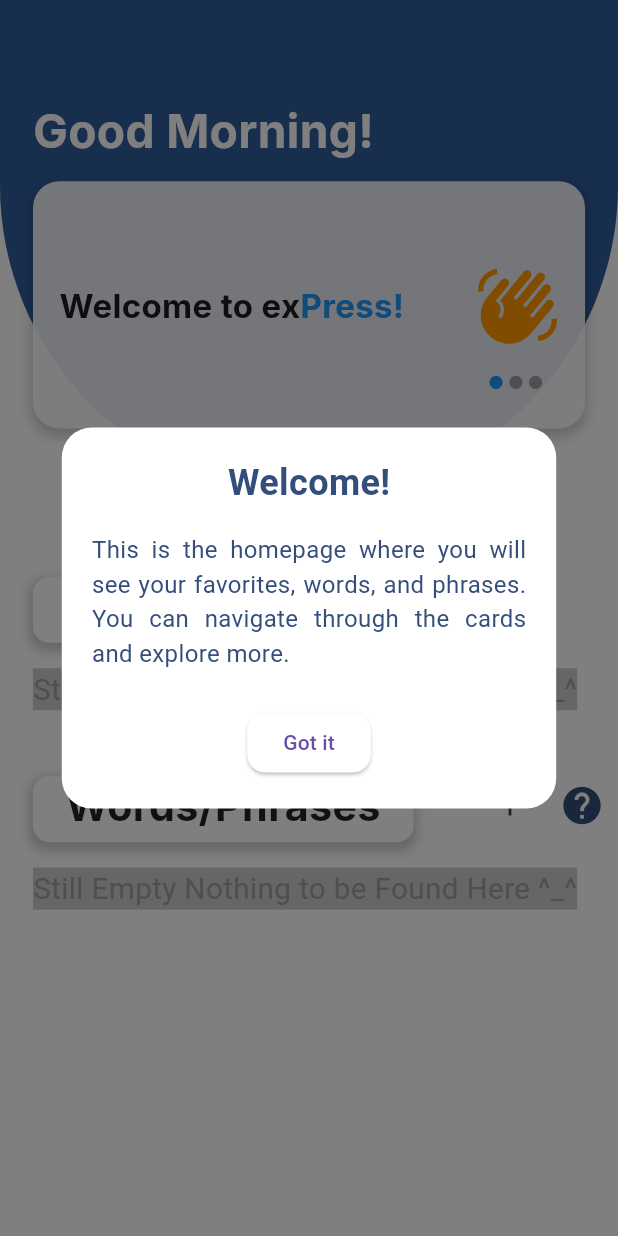
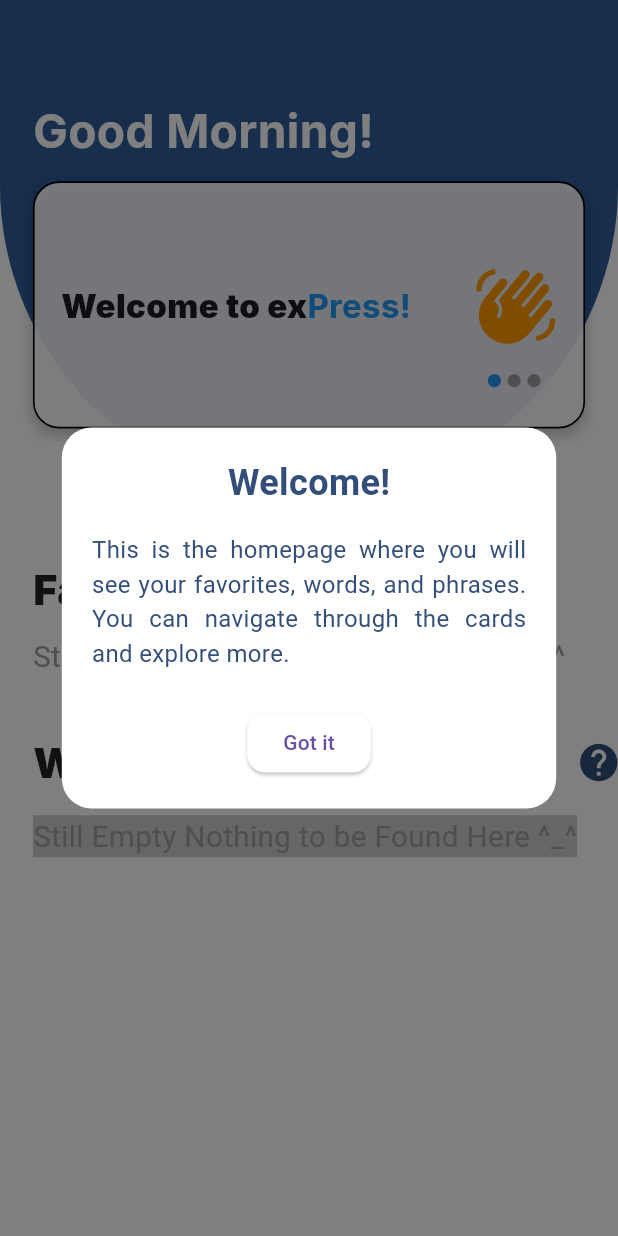
Before and after one commit to IverDumalag/express, a Flutter app: the Home screen opened directly, on a phone screen of 412 x 824 dp. Run offline on Flutter 3.47's test engine with Material 3 defaults, Android fonts, the phone set to English and light mode, and no system bars; our stand-ins replace audioplayers, flutter_tts, permission_handler, shared_preferences, speech_to_text, sqflite and 1 more; missing offline and left inert: string_similarity; accounts and stored records are empty.

Commit message:
new changes

```diff
--- a/flutter_express/lib/1_home/page_home.dart
+++ b/flutter_express/lib/1_home/page_home.dart
@@ -211,9 +211,8 @@
                           padding: EdgeInsets.symmetric(horizontal: 20 * scale),
                           child: Container(
                           margin: EdgeInsets.only(top: 10 * scale),
-                            color: Colors.grey.withOpacity(0.5),
                           child: Text(
-                              'Still Empty Nothing to be Found Here ^_^',
+                            'Still empty, nothing to be found here ^_^',
                             style: TextStyle(
                             fontSize: 18 * scale,
                             color: Colors.grey,
@@ -236,15 +235,20 @@
                 Row(
                   children: [
                     _buildSectionTitle("Words/Phrases", scale),
-                    Spacer(),
-                    IconButton(
+                    Padding(
+                      padding: EdgeInsets.only(left: 50 * scale), // Adjust the left padding as needed
+                      child: IconButton(
                         icon: Icon(Icons.add),
                         onPressed: () => _showAddPhraseDialog(context),
                       ),
-                    HelpIconWidget(
+                    ),
+                    Padding(
+                      padding: EdgeInsets.only(left: 10 * scale), // Adjust the left padding as needed
+                      child: HelpIconWidget(
                         helpTitle: 'How to Use',
                         helpText:
                             'This is the homepage where you will see your favorites, words, and phrases. You can navigate through the cards and explore more.',
+                      ),
                     ),
                   ],
                 ),
@@ -292,6 +296,7 @@
     );
   }
 
+
   Widget _buildHeader(double scale) {
     return Container(
       height: 300 * scale,
@@ -327,6 +332,10 @@
               decoration: BoxDecoration(
               color: Colors.white.withOpacity(0.9),
               borderRadius: BorderRadius.circular(16 * scale),
+              border: Border.all(
+                color: Colors.black,
+                width: 1 * scale,
+              ),
               boxShadow: [
                 BoxShadow(
                 color: Colors.black.withOpacity(0.2),
@@ -347,8 +356,8 @@
                     },
                     children: [
                       _buildSlide('Welcome to ex', 'Press!', scale),
-                      _buildSlide('Discover', 'New Features!', scale),
-                      _buildSlide('Stay', 'Connected!', scale),
+                      _buildSlide('Discover', 'Our Features!', scale),
+                      _buildSlide('Have', 'Fun!', scale),
                     ],
                   ),
                   Positioned(
@@ -385,7 +394,7 @@
   Widget _buildSlide(String text1, String text2, double scale) {
     return GestureDetector(
       onTap: () {
-        if (text1 == 'Discover' && text2 == 'New Features!') {
+        if (text1 == 'Discover' && text2 == 'Our Features!') {
           GlobalVariables.currentIndex = 1;
           Navigator.push(
             context,
@@ -406,7 +415,7 @@
             text1,
             style: TextStyle(
               fontSize: 20 * scale,
-              fontWeight: FontWeight.bold,
+              fontWeight: FontWeight.w900,
               fontFamily: 'Inter',
             ),
           ),
@@ -429,43 +438,15 @@
   Widget _buildSectionTitle(String title, double scale) {
     return Padding(
       padding: EdgeInsets.symmetric(horizontal: 20 * scale),
-      child: Stack(
-        children: [
-          Positioned(
-            left: 0,
-            right: 0,
-            top: 10 * scale,
-            child: Container(
-              height: 40 * scale,
-              decoration: BoxDecoration(
-                color: Colors.white,
-                borderRadius: BorderRadius.circular(10 * scale),
-                boxShadow: [
-                  BoxShadow(
-                    color: Colors.grey.withOpacity(0.5),
-                    spreadRadius: 2 * scale,
-                    blurRadius: 5 * scale,
-                    offset: Offset(0, 3 * scale),
-                  ),
-                ],
-              ),
-            ),
-          ),
-          Padding(
-            padding: EdgeInsets.symmetric(
-                horizontal: 20 * scale, vertical: 10 * scale),
       child: Text(
         title,
         style: TextStyle(
             fontSize: 25 * scale,
-                fontWeight: FontWeight.bold,
+            fontWeight: FontWeight.w900,
           color: Colors.black87,
           fontFamily: 'Inter',
         ),
       ),
-          ),
-        ],
-      ),
     );
   }
 }
```
Also changed, not shown: flutter_express/lib/1_home/home_cards.dart (+2 -13 lines), flutter_express/lib/2_sign_to_text/page_sign_to_text.dart (+4 -4 lines), flutter_express/lib/3_audio_text_to_sign/page_audio_text_to_sign.dart (+7 -7 lines). Lines whose indentation alone changed are shown as unchanged.
